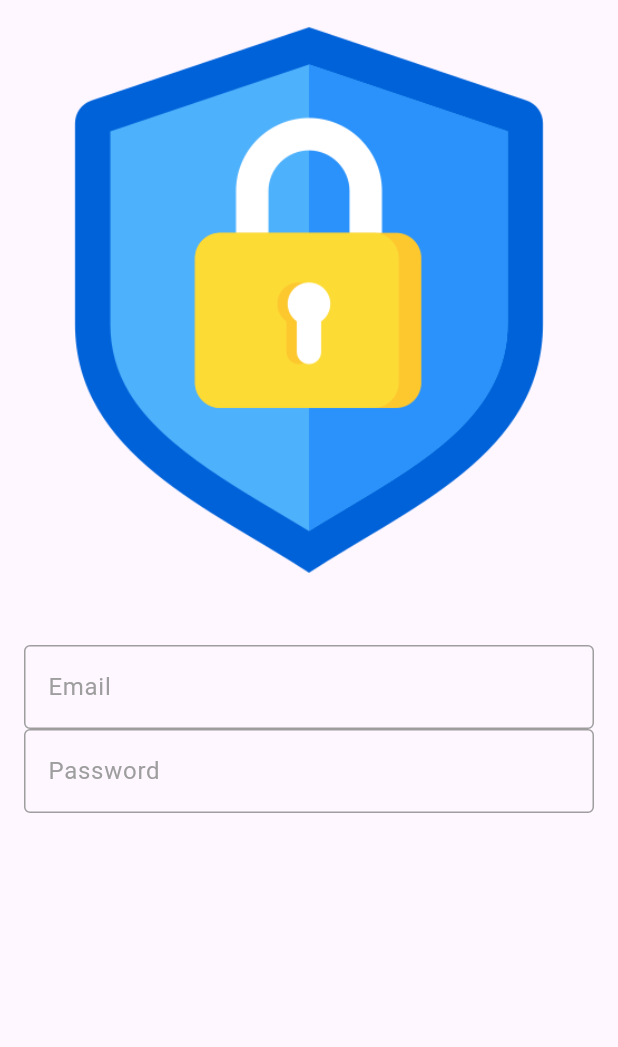
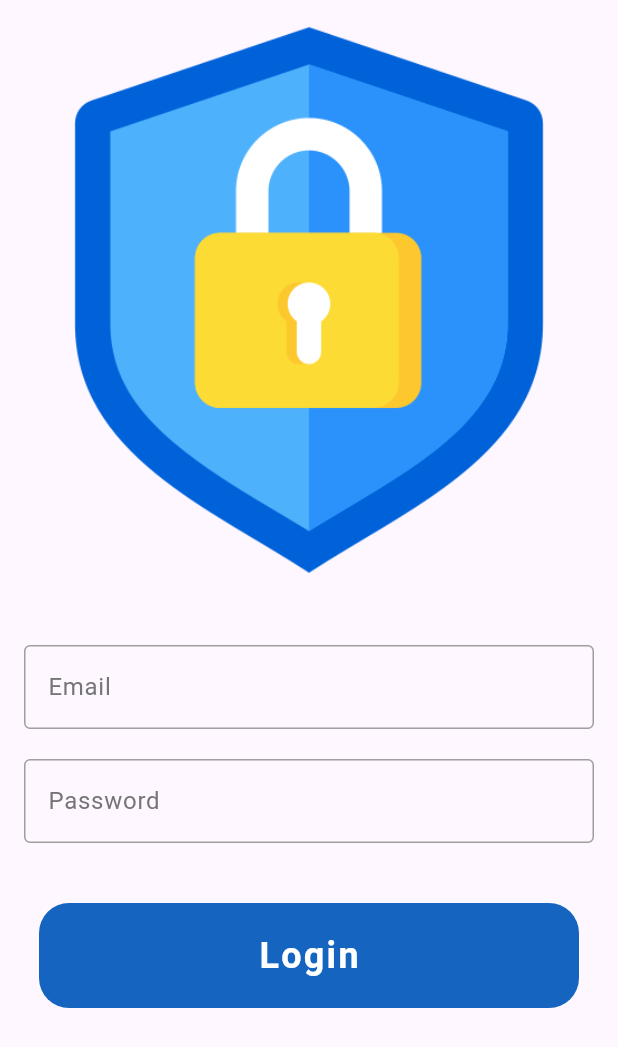
Before and after one commit to iamfarazbaloch/flutter_projects, a Flutter app: the screen it shows after launch, on a phone screen of 412 x 824 dp. Shown: the top 1047 px of the screen. Run offline on Flutter 3.47's test engine with Material 3 defaults, Android fonts, the phone set to English and light mode, and no system bars; our stand-ins replace flutter_slidable, gap, google_fonts, hive, hive_flutter, permission_handler; missing offline and left inert: agora_rtc_engine; accounts and stored records are empty.

Commit message:
Creating button widget

```diff
--- a/ecommerce_app/lib/pages/home_page.dart
+++ b/ecommerce_app/lib/pages/home_page.dart
@@ -1,3 +1,4 @@
+import 'package:ecommerce_app/widgets/my_button.dart';
 import 'package:ecommerce_app/widgets/my_text_field.dart';
 import 'package:flutter/material.dart';
 import 'package:gap/gap.dart' show Gap;
@@ -18,6 +19,8 @@ class LoginPage extends StatelessWidget {
             horizontal: 16.0,
           ),
           child: Column(
+            crossAxisAlignment: CrossAxisAlignment.start,
+            mainAxisAlignment: MainAxisAlignment.start,
             children: [
               Center(
                 child: Image.asset(
@@ -31,10 +34,17 @@ class LoginPage extends StatelessWidget {
                 hintText: 'Email',
                 obscureText: false,
               ),
+              Gap(20),
               MyTextField(
                 controller: passwordController,
                 hintText: 'Password',
                 obscureText: true,
+              ),
+              Gap(40),
+              MyButton(
+                onTap: () {},
+                text: 'Login',
+                color: Colors.blue.shade800,
               ),
             ],
           ),
--- /dev/null
+++ b/ecommerce_app/lib/widgets/my_button.dart
@@ -0,0 +1,41 @@
+import 'package:flutter/material.dart';
+
+class MyButton extends StatelessWidget {
+  final void Function()? onTap;
+  final String text;
+  final Color? color;
+  const MyButton({
+    super.key,
+    required this.onTap,
+    required this.text,
+    this.color,
+  });
+
+  @override
+  Widget build(BuildContext context) {
+    return GestureDetector(
+      onTap: onTap,
+      child: Container(
+        height: 70,
+        width: double.infinity,
+        padding: EdgeInsets.all(14),
+        margin: EdgeInsets.symmetric(horizontal: 10),
+        decoration: BoxDecoration(
+          color: color,
+          borderRadius: BorderRadius.circular(20),
+        ),
+        child: Center(
+          child: Text(
+            text,
+            style: TextStyle(
+              color: Colors.white,
+              fontSize: 24,
+              fontWeight: FontWeight.bold,
+              letterSpacing: 1.5,
+            ),
+          ),
+        ),
+      ),
+    );
+  }
+}
--- a/ecommerce_app/lib/widgets/my_text_field.dart
+++ b/ecommerce_app/lib/widgets/my_text_field.dart
@@ -32,7 +32,7 @@ class MyTextField extends StatelessWidget {
         hintText: hintText,
         hintStyle: TextStyle(
           fontSize: 16.0,
-          color: Colors.grey,
+          color: Colors.grey.shade600,
         ),
       ),
       obscureText: obscureText,
```
